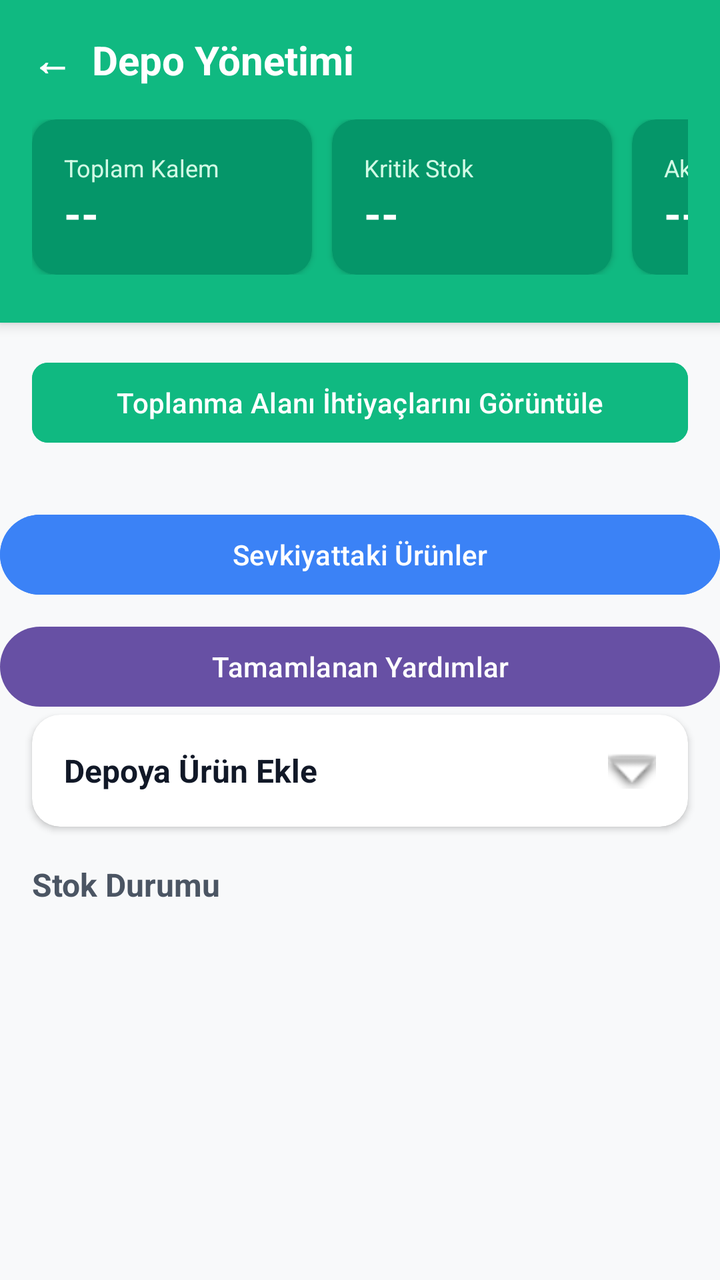
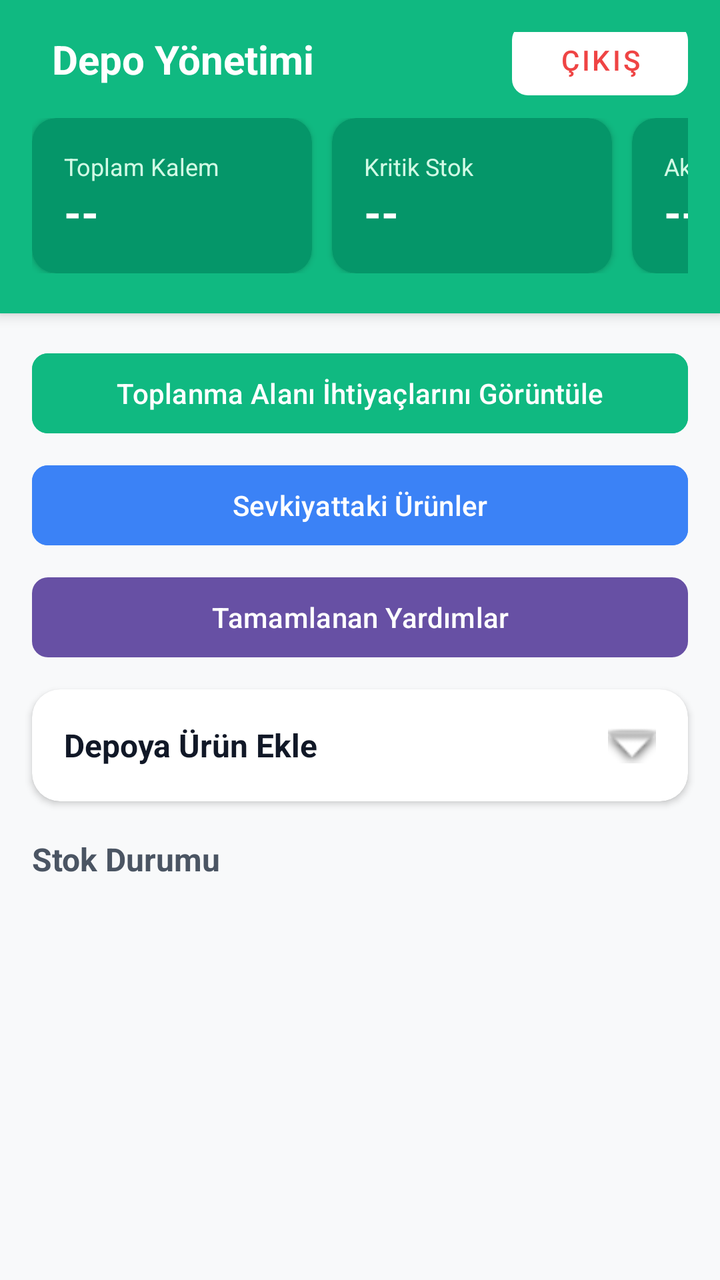

Before-and-after screenshots of an Android layout around one commit, followed by the original layout XML and the change that was made.
<!-- AndroidManifest.xml: application theme Theme.MyApplication -->
<!-- res/layout/activity_depo.xml -->
<?xml version="1.0" encoding="utf-8"?>
<LinearLayout xmlns:android="http://schemas.android.com/apk/res/android"
    xmlns:app="http://schemas.android.com/apk/res-auto"
    android:layout_width="match_parent"
    android:layout_height="match_parent"
    android:orientation="vertical"
    android:background="#F8F9FA">

    
    <LinearLayout
        android:layout_width="match_parent"
        android:layout_height="wrap_content"
        android:background="#10B981"
        android:padding="16dp"
        android:elevation="4dp"
        android:orientation="vertical">

        <TextView
            android:layout_width="wrap_content"
            android:layout_height="wrap_content"
            android:text="←  Depo Yönetimi"
            android:textColor="#FFFFFF"
            android:textSize="20sp"
            android:textStyle="bold" />

        
        <HorizontalScrollView
            android:layout_width="match_parent"
            android:layout_height="wrap_content"
            android:layout_marginTop="16dp"
            android:scrollbars="none">

            <LinearLayout
                android:layout_width="wrap_content"
                android:layout_height="wrap_content"
                android:paddingBottom="8dp"
                android:orientation="horizontal">

                
                <androidx.cardview.widget.CardView
                    android:layout_width="140dp"
                    android:layout_height="wrap_content"
                    app:cardBackgroundColor="#059669"
                    app:cardCornerRadius="12dp"
                    android:layout_marginEnd="10dp">
                    <LinearLayout
                        android:layout_width="match_parent"
                        android:layout_height="wrap_content"
                        android:padding="16dp"
                        android:orientation="vertical">
                        <TextView
                            android:layout_width="wrap_content"
                            android:layout_height="wrap_content"
                            android:text="Toplam Kalem"
                            android:textColor="#D1FAE5"
                            android:textSize="12sp" />
                        <TextView
                            android:id="@+id/txtToplamKalem"
                            android:layout_width="wrap_content"
                            android:layout_height="wrap_content"
                            android:text="--"
                            android:textColor="#FFFFFF"
                            android:textSize="22sp"
                            android:textStyle="bold" />
                    </LinearLayout>
                </androidx.cardview.widget.CardView>

                
                <androidx.cardview.widget.CardView
                    android:layout_width="140dp"
                    android:layout_height="wrap_content"
                    app:cardBackgroundColor="#059669"
                    app:cardCornerRadius="12dp"
                    android:layout_marginEnd="10dp">
                    <LinearLayout
                        android:layout_width="match_parent"
                        android:layout_height="wrap_content"
                        android:padding="16dp"
                        android:orientation="vertical">
                        <TextView
                            android:layout_width="wrap_content"
                            android:layout_height="wrap_content"
                            android:text="Kritik Stok"
                            android:textColor="#D1FAE5"
                            android:textSize="12sp" />
                        <TextView
                            android:id="@+id/txtKritikStok"
                            android:layout_width="wrap_content"
                            android:layout_height="wrap_content"
                            android:text="--"
                            android:textColor="#FFFFFF"
                            android:textSize="22sp"
                            android:textStyle="bold" />
                    </LinearLayout>
                </androidx.cardview.widget.CardView>

                
                <androidx.cardview.widget.CardView
                    android:layout_width="140dp"
                    android:layout_height="wrap_content"
                    app:cardBackgroundColor="#059669"
                    app:cardCornerRadius="12dp"
                    android:layout_marginEnd="16dp">
                    <LinearLayout
                        android:layout_width="match_parent"
                        android:layout_height="wrap_content"
                        android:padding="16dp"
                        android:orientation="vertical">
                        <TextView
                            android:layout_width="wrap_content"
                            android:layout_height="wrap_content"
                            android:text="Aktif Sevkiyat"
                            android:textColor="#D1FAE5"
                            android:textSize="12sp" />
                        <TextView
                            android:id="@+id/txtAktifSevkiyat"
                            android:layout_width="wrap_content"
                            android:layout_height="wrap_content"
                            android:text="--"
                            android:textColor="#FFFFFF"
                            android:textSize="22sp"
                            android:textStyle="bold" />
                    </LinearLayout>
                </androidx.cardview.widget.CardView>
            </LinearLayout>
        </HorizontalScrollView>
    </LinearLayout>
    <Button
        android:id="@+id/btnAlanIhtiyaclari"
        android:layout_width="match_parent"
        android:layout_height="wrap_content"
        android:layout_margin="16dp"
        android:text="Toplanma Alanı İhtiyaçlarını Görüntüle"
        android:backgroundTint="#10B981"
        android:textColor="#FFFFFF"
        app:cornerRadius="8dp" />
    <Button
        android:id="@+id/btnSevkiyatlar"
        android:layout_width="match_parent"
        android:layout_height="wrap_content"
        android:text="Sevkiyattaki Ürünler"
        android:layout_marginTop="12dp"
        android:backgroundTint="#3B82F6"
        android:textColor="#FFFFFF"/>
    <Button
        android:id="@+id/btnTamamlananlar"
        android:layout_width="match_parent"
        android:layout_height="wrap_content"
        android:text="Tamamlanan Yardımlar"
        android:layout_marginTop="8dp"/>

    
    <androidx.cardview.widget.CardView
        android:id="@+id/layoutKritikUyari"
        android:layout_width="match_parent"
        android:layout_height="wrap_content"
        android:layout_margin="16dp"
        android:visibility="gone"
        app:cardBackgroundColor="#FEF2F2"
        app:cardCornerRadius="10dp"
        app:cardElevation="0dp">
        <LinearLayout
            android:layout_width="match_parent"
            android:layout_height="wrap_content"
            android:padding="12dp"
            android:orientation="horizontal"
            android:gravity="center_vertical">
            <ImageView
                android:layout_width="20dp"
                android:layout_height="20dp"
                android:src="@android:drawable/stat_sys_warning"
                app:tint="#EF4444"/>
            <TextView
                android:layout_width="wrap_content"
                android:layout_height="wrap_content"
                android:layout_marginStart="10dp"
                android:text="3 ürün kritik stok seviyesinde!"
                android:textColor="#B91C1C"
                android:textSize="14sp"
                android:textStyle="bold" />
        </LinearLayout>
    </androidx.cardview.widget.CardView>

    

    <androidx.cardview.widget.CardView
        android:id="@+id/cardDepoEkle"
        android:layout_width="match_parent"
        android:layout_height="wrap_content"
        android:layout_marginHorizontal="16dp"
        android:layout_marginBottom="10dp"
        app:cardBackgroundColor="#FFFFFF"
        app:cardCornerRadius="14dp"
        app:cardElevation="2dp">

        <LinearLayout
            android:layout_width="match_parent"
            android:layout_height="wrap_content"
            android:orientation="vertical">

            

            <LinearLayout
                android:id="@+id/layoutHeaderDepo"
                android:layout_width="match_parent"
                android:layout_height="wrap_content"
                android:orientation="horizontal"
                android:gravity="center_vertical"
                android:padding="16dp"
                android:clickable="true"
                android:focusable="true"
                android:background="?attr/selectableItemBackground">

                <TextView
                    android:layout_width="0dp"
                    android:layout_height="wrap_content"
                    android:layout_weight="1"
                    android:text="Depoya Ürün Ekle"
                    android:textColor="#111827"
                    android:textSize="16sp"
                    android:textStyle="bold"/>

                <ImageView
                    android:id="@+id/imgArrow"
                    android:layout_width="24dp"
                    android:layout_height="24dp"
                    android:src="@android:drawable/arrow_down_float"/>
            </LinearLayout>

            

            <LinearLayout
                android:id="@+id/layoutDepoContent"
                android:layout_width="match_parent"
                android:layout_height="wrap_content"
                android:orientation="vertical"
                android:paddingHorizontal="16dp"
                android:paddingBottom="16dp"
                android:visibility="gone">

                

                <Spinner
                    android:id="@+id/spinnerUrunler"
                    android:layout_width="match_parent"
                    android:layout_height="50dp"/>

                

                <EditText
                    android:id="@+id/etMiktar"
                    android:layout_width="match_parent"
                    android:layout_height="wrap_content"
                    android:layout_marginTop="12dp"
                    android:hint="Miktar Giriniz"
                    android:inputType="number"
                    android:padding="12dp"/>

                

                <Button
                    android:id="@+id/btnDepoyaEkle"
                    android:layout_width="match_parent"
                    android:layout_height="wrap_content"
                    android:layout_marginTop="14dp"
                    android:backgroundTint="#10B981"
                    android:text="Ürünü Depoya Ekle"
                    android:textColor="#FFFFFF"
                    android:textStyle="bold"/>

            </LinearLayout>

        </LinearLayout>

    </androidx.cardview.widget.CardView>

    <TextView
        android:layout_width="wrap_content"
        android:layout_height="wrap_content"
        android:layout_marginStart="16dp"
        android:layout_marginTop="8dp"
        android:layout_marginBottom="8dp"
        android:text="Stok Durumu"
        android:textColor="#4B5563"
        android:textSize="16sp"
        android:textStyle="bold" />

    
    <androidx.recyclerview.widget.RecyclerView
        android:id="@+id/recyclerViewStok"
        android:layout_width="match_parent"
        android:layout_height="0dp"
        android:layout_weight="1"
        android:paddingHorizontal="16dp"
        android:paddingBottom="16dp"
        android:clipToPadding="false" />

</LinearLayout>
<!-- resources referenced by this layout -->
<resources>
  <style name="Theme.MyApplication" parent="Base.Theme.MyApplication" />
  <style name="Base.Theme.MyApplication" parent="Theme.Material3.DayNight.NoActionBar">
          
          
      </style>
</resources>

<!-- the commit's change to res/layout/activity_depo.xml (unified diff, before → after) -->
@@ -6,37 +6,57 @@
     android:orientation="vertical"
     android:background="#F8F9FA">
 
-    
-    <LinearLayout
+    <androidx.constraintlayout.widget.ConstraintLayout
         android:layout_width="match_parent"
         android:layout_height="wrap_content"
         android:background="#10B981"
         android:padding="16dp"
-        android:elevation="4dp"
-        android:orientation="vertical">
+        android:elevation="4dp">
 
         <TextView
+            android:id="@+id/btnGeri"
             android:layout_width="wrap_content"
             android:layout_height="wrap_content"
-            android:text="←  Depo Yönetimi"
+            android:text="  Depo Yönetimi"
             android:textColor="#FFFFFF"
             android:textSize="20sp"
-            android:textStyle="bold" />
-
-        
+            android:textStyle="bold"
+            android:clickable="true"
+            android:focusable="true"
+            android:background="?attr/selectableItemBackground"
+            app:layout_constraintStart_toStartOf="parent"
+            app:layout_constraintTop_toTopOf="parent" />
+
+        <com.google.android.material.button.MaterialButton
+            android:id="@+id/btn_logout"
+            style="@style/Widget.MaterialComponents.Button.TextButton"
+            android:layout_width="wrap_content"
+            android:layout_height="wrap_content"
+            android:text="Çıkış"
+            android:textColor="#EF4444"
+            app:backgroundTint="#FFFFFF"
+            app:cornerRadius="8dp"
+            app:layout_constraintEnd_toEndOf="parent"
+            app:layout_constraintTop_toTopOf="@id/btnGeri"
+            app:layout_constraintBottom_toBottomOf="@id/btnGeri" />
+
         <HorizontalScrollView
-            android:layout_width="match_parent"
+            android:id="@+id/horizontalScrollView"
+            android:layout_width="0dp"
             android:layout_height="wrap_content"
             android:layout_marginTop="16dp"
-            android:scrollbars="none">
+            android:scrollbars="none"
+            app:layout_constraintTop_toBottomOf="@id/btnGeri"
+            app:layout_constraintStart_toStartOf="parent"
+            app:layout_constraintEnd_toEndOf="parent"
+            app:layout_constraintBottom_toBottomOf="parent">
 
             <LinearLayout
                 android:layout_width="wrap_content"
                 android:layout_height="wrap_content"
-                android:paddingBottom="8dp"
+                android:paddingBottom="4dp"
                 android:orientation="horizontal">
 
-                
                 <androidx.cardview.widget.CardView
                     android:layout_width="140dp"
                     android:layout_height="wrap_content"
@@ -65,7 +85,6 @@
                     </LinearLayout>
                 </androidx.cardview.widget.CardView>
 
-                
                 <androidx.cardview.widget.CardView
                     android:layout_width="140dp"
                     android:layout_height="wrap_content"
@@ -94,13 +113,12 @@
                     </LinearLayout>
                 </androidx.cardview.widget.CardView>
 
-                
                 <androidx.cardview.widget.CardView
                     android:layout_width="140dp"
                     android:layout_height="wrap_content"
                     app:cardBackgroundColor="#059669"
                     app:cardCornerRadius="12dp"
-                    android:layout_marginEnd="16dp">
+                    android:layout_marginEnd="4dp">
                     <LinearLayout
                         android:layout_width="match_parent"
                         android:layout_height="wrap_content"
@@ -124,32 +142,39 @@
                 </androidx.cardview.widget.CardView>
             </LinearLayout>
         </HorizontalScrollView>
-    </LinearLayout>
+    </androidx.constraintlayout.widget.ConstraintLayout>
+
     <Button
         android:id="@+id/btnAlanIhtiyaclari"
         android:layout_width="match_parent"
         android:layout_height="wrap_content"
-        android:layout_margin="16dp"
+        android:layout_marginHorizontal="16dp"
+        android:layout_marginTop="16dp"
         android:text="Toplanma Alanı İhtiyaçlarını Görüntüle"
         android:backgroundTint="#10B981"
         android:textColor="#FFFFFF"
         app:cornerRadius="8dp" />
+
     <Button
         android:id="@+id/btnSevkiyatlar"
         android:layout_width="match_parent"
         android:layout_height="wrap_content"
+        android:layout_marginHorizontal="16dp"
+        android:layout_marginTop="8dp"
         android:text="Sevkiyattaki Ürünler"
-        android:layout_marginTop="12dp"
         android:backgroundTint="#3B82F6"
-        android:textColor="#FFFFFF"/>
+        android:textColor="#FFFFFF"
+        app:cornerRadius="8dp" />
+
     <Button
         android:id="@+id/btnTamamlananlar"
         android:layout_width="match_parent"
         android:layout_height="wrap_content"
+        android:layout_marginHorizontal="16dp"
+        android:layout_marginTop="8dp"
         android:text="Tamamlanan Yardımlar"
-        android:layout_marginTop="8dp"/>
-
-    
+        app:cornerRadius="8dp" />
+
     <androidx.cardview.widget.CardView
         android:id="@+id/layoutKritikUyari"
         android:layout_width="match_parent"
@@ -181,13 +206,12 @@
         </LinearLayout>
     </androidx.cardview.widget.CardView>
 
-    
-
     <androidx.cardview.widget.CardView
         android:id="@+id/cardDepoEkle"
         android:layout_width="match_parent"
         android:layout_height="wrap_content"
         android:layout_marginHorizontal="16dp"
+        android:layout_marginTop="12dp"
         android:layout_marginBottom="10dp"
         app:cardBackgroundColor="#FFFFFF"
         app:cardCornerRadius="14dp"
@@ -197,8 +221,6 @@
             android:layout_width="match_parent"
             android:layout_height="wrap_content"
             android:orientation="vertical">
-
-            
 
             <LinearLayout
                 android:id="@+id/layoutHeaderDepo"
@@ -227,8 +249,6 @@
                     android:src="@android:drawable/arrow_down_float"/>
             </LinearLayout>
 
-            
-
             <LinearLayout
                 android:id="@+id/layoutDepoContent"
                 android:layout_width="match_parent"
@@ -238,15 +258,11 @@
                 android:paddingBottom="16dp"
                 android:visibility="gone">
 
-                
-
                 <Spinner
                     android:id="@+id/spinnerUrunler"
                     android:layout_width="match_parent"
                     android:layout_height="50dp"/>
 
-                
-
                 <EditText
                     android:id="@+id/etMiktar"
                     android:layout_width="match_parent"
@@ -255,8 +271,6 @@
                     android:hint="Miktar Giriniz"
                     android:inputType="number"
                     android:padding="12dp"/>
-
-                
 
                 <Button
                     android:id="@+id/btnDepoyaEkle"
@@ -267,11 +281,8 @@
                     android:text="Ürünü Depoya Ekle"
                     android:textColor="#FFFFFF"
                     android:textStyle="bold"/>
-
             </LinearLayout>
-
         </LinearLayout>
-
     </androidx.cardview.widget.CardView>
 
     <TextView
@@ -285,7 +296,6 @@
         android:textSize="16sp"
         android:textStyle="bold" />
 
-    
     <androidx.recyclerview.widget.RecyclerView
         android:id="@+id/recyclerViewStok"
         android:layout_width="match_parent"
